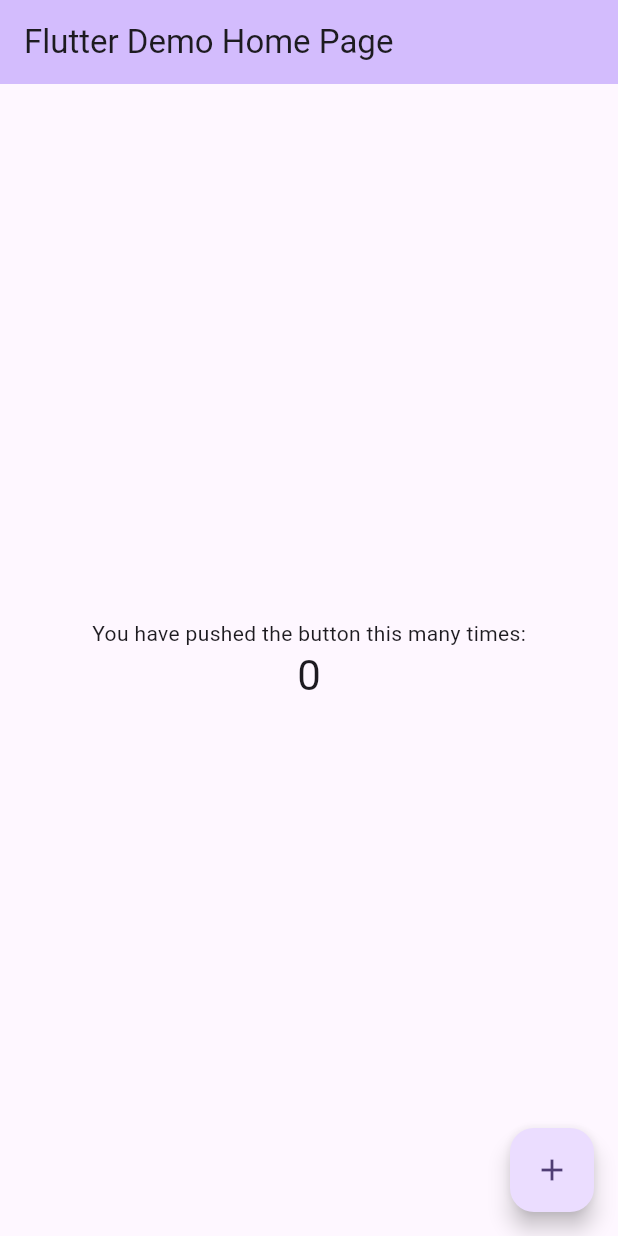
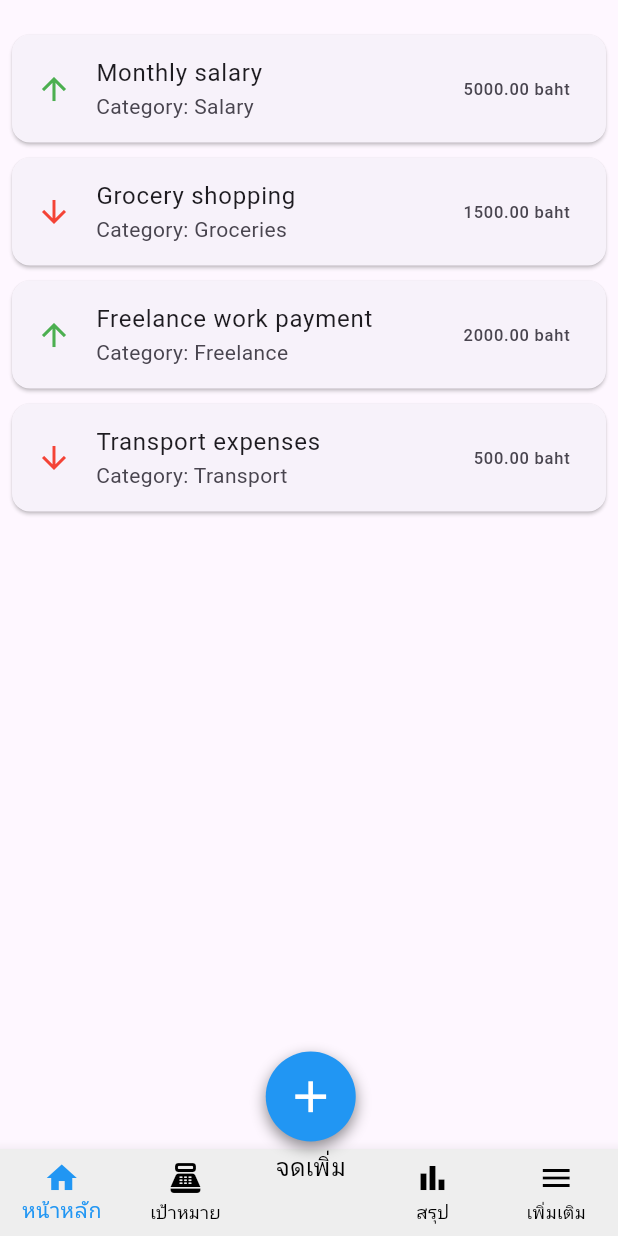
Before and after one commit to ItaJuDev/TrackIt, a Flutter app: the screen it shows after launch, on a phone screen of 412 x 824 dp. Run offline on Flutter 3.47's test engine with Material 3 defaults, Android fonts, the phone set to English and light mode, and no system bars; our stand-ins replace fl_chart.

Commit message:
Just a base of the HomePage and Sum

```diff
--- a/lib/main.dart
+++ b/lib/main.dart
@@ -1,125 +1,29 @@
 import 'package:flutter/material.dart';
+import 'package:trackit/screens/home_screen.dart';
+import 'package:trackit/screens/transaction_screen.dart'; // Add this screen later
+import 'package:trackit/screens/settings_screen.dart'; // Add this screen later
 
 void main() {
-  runApp(const MyApp());
+  runApp(MyApp());
 }
 
 class MyApp extends StatelessWidget {
-  const MyApp({super.key});
-
-  // This widget is the root of your application.
   @override
   Widget build(BuildContext context) {
     return MaterialApp(
-      title: 'Flutter Demo',
+      title: 'TrackIt',
+      debugShowCheckedModeBanner: false,
+      initialRoute: '/',
+      routes: {
+        '/': (context) => HomeScreen(),
+        '/transaction': (context) =>
+            TransactionScreen(), // Define this screen later
+        '/settings': (context) => SettingsScreen(), // Define this screen later
+      },
       theme: ThemeData(
-        // This is the theme of your application.
-        //
-        // TRY THIS: Try running your application with "flutter run". You'll see
-        // the application has a purple toolbar. Then, without quitting the app,
-        // try changing the seedColor in the colorScheme below to Colors.green
-        // and then invoke "hot reload" (save your changes or press the "hot
-        // reload" button in a Flutter-supported IDE, or press "r" if you used
-        // the command line to start the app).
-        //
-        // Notice that the counter didn't reset back to zero; the application
-        // state is not lost during the reload. To reset the state, use hot
-        // restart instead.
-        //
-        // This works for code too, not just values: Most code changes can be
-        // tested with just a hot reload.
-        colorScheme: ColorScheme.fromSeed(seedColor: Colors.deepPurple),
-        useMaterial3: true,
+        primarySwatch: Colors.blue,
+        visualDensity: VisualDensity.adaptivePlatformDensity,
       ),
-      home: const MyHomePage(title: 'Flutter Demo Home Page'),
     );
   }
 }
-
-class MyHomePage extends StatefulWidget {
-  const MyHomePage({super.key, required this.title});
-
-  // This widget is the home page of your application. It is stateful, meaning
-  // that it has a State object (defined below) that contains fields that affect
-  // how it looks.
-
-  // This class is the configuration for the state. It holds the values (in this
-  // case the title) provided by the parent (in this case the App widget) and
-  // used by the build method of the State. Fields in a Widget subclass are
-  // always marked "final".
-
-  final String title;
-
-  @override
-  State<MyHomePage> createState() => _MyHomePageState();
-}
-
-class _MyHomePageState extends State<MyHomePage> {
-  int _counter = 0;
-
-  void _incrementCounter() {
-    setState(() {
-      // This call to setState tells the Flutter framework that something has
-      // changed in this State, which causes it to rerun the build method below
-      // so that the display can reflect the updated values. If we changed
-      // _counter without calling setState(), then the build method would not be
-      // called again, and so nothing would appear to happen.
-      _counter++;
-    });
-  }
-
-  @override
-  Widget build(BuildContext context) {
-    // This method is rerun every time setState is called, for instance as done
-    // by the _incrementCounter method above.
-    //
-    // The Flutter framework has been optimized to make rerunning build methods
-    // fast, so that you can just rebuild anything that needs updating rather
-    // than having to individually change instances of widgets.
-    return Scaffold(
-      appBar: AppBar(
-        // TRY THIS: Try changing the color here to a specific color (to
-        // Colors.amber, perhaps?) and trigger a hot reload to see the AppBar
-        // change color while the other colors stay the same.
-        backgroundColor: Theme.of(context).colorScheme.inversePrimary,
-        // Here we take the value from the MyHomePage object that was created by
-        // the App.build method, and use it to set our appbar title.
-        title: Text(widget.title),
-      ),
-      body: Center(
-        // Center is a layout widget. It takes a single child and positions it
-        // in the middle of the parent.
-        child: Column(
-          // Column is also a layout widget. It takes a list of children and
-          // arranges them vertically. By default, it sizes itself to fit its
-          // children horizontally, and tries to be as tall as its parent.
-          //
-          // Column has various properties to control how it sizes itself and
-          // how it positions its children. Here we use mainAxisAlignment to
-          // center the children vertically; the main axis here is the vertical
-          // axis because Columns are vertical (the cross axis would be
-          // horizontal).
-          //
-          // TRY THIS: Invoke "debug painting" (choose the "Toggle Debug Paint"
-          // action in the IDE, or press "p" in the console), to see the
-          // wireframe for each widget.
-          mainAxisAlignment: MainAxisAlignment.center,
-          children: <Widget>[
-            const Text(
-              'You have pushed the button this many times:',
-            ),
-            Text(
-              '$_counter',
-              style: Theme.of(context).textTheme.headlineMedium,
-            ),
-          ],
-        ),
-      ),
-      floatingActionButton: FloatingActionButton(
-        onPressed: _incrementCounter,
-        tooltip: 'Increment',
-        child: const Icon(Icons.add),
-      ), // This trailing comma makes auto-formatting nicer for build methods.
-    );
-  }
-}
--- /dev/null
+++ b/lib/models/transaction.dart
@@ -0,0 +1,15 @@
+class Transaction {
+  final bool isIncome;
+  final String category;
+  final String details;
+  final double amount;
+  final DateTime date;
+
+  Transaction({
+    required this.amount,
+    required this.category,
+    required this.details,
+    required this.date,
+    required this.isIncome,
+  });
+}
--- /dev/null
+++ b/lib/screens/home_screen.dart
@@ -0,0 +1,42 @@
+import 'package:flutter/material.dart';
+import 'package:trackit/screens/transaction_screen.dart';
+import 'package:trackit/screens/budget_screen.dart';
+import 'package:trackit/screens/summary_screen.dart';
+import 'package:trackit/screens/settings_screen.dart';
+import 'package:trackit/widgets/bottom_nav_bar.dart'; // Import the BottomNavBar widget
+
+class HomeScreen extends StatefulWidget {
+  @override
+  _HomeScreenState createState() => _HomeScreenState();
+}
+
+class _HomeScreenState extends State<HomeScreen> {
+  int _selectedIndex = 0;
+
+  // List of screens to navigate to based on the selected index
+  final List<Widget> _screens = [
+    TransactionScreen(), // Summary screen
+    BudgetScreen(), // Transaction screen
+    SummaryScreen(), // Budget screen
+    SettingsScreen(), // Settings screen
+  ];
+
+  // Navigation function for bottom navigation bar
+  void _onItemTapped(int index) {
+    setState(() {
+      _selectedIndex = index;
+    });
+  }
+
+  @override
+  Widget build(BuildContext context) {
+    return Scaffold(
+      body: _screens[_selectedIndex], // Display the selected screen
+      bottomNavigationBar: BottomNavBar(
+        // Use the BottomNavBar widget
+        currentIndex: _selectedIndex,
+        onTap: _onItemTapped,
+      ),
+    );
+  }
+}
--- /dev/null
+++ b/lib/screens/transaction_screen.dart
@@ -0,0 +1,79 @@
+import 'package:flutter/material.dart';
+import 'package:trackit/models/transaction.dart';
+
+class TransactionScreen extends StatefulWidget {
+  @override
+  _TransactionScreenState createState() => _TransactionScreenState();
+}
+
+class _TransactionScreenState extends State<TransactionScreen> {
+  // Mock data for transactions
+  final List<Transaction> transactions = [
+    Transaction(
+      isIncome: true,
+      category: 'Salary',
+      date: DateTime.now(),
+      amount: 5000.0,
+      details: 'Monthly salary',
+    ),
+    Transaction(
+      isIncome: false,
+      category: 'Groceries',
+      date: DateTime.now().subtract(Duration(days: 5)),
+      amount: 1500.0,
+      details: 'Grocery shopping',
+    ),
+    Transaction(
+      isIncome: true,
+      category: 'Freelance',
+      date: DateTime.now().subtract(Duration(days: 10)),
+      amount: 2000.0,
+      details: 'Freelance work payment',
+    ),
+    Transaction(
+      isIncome: false,
+      category: 'Transport',
+      date: DateTime.now().subtract(Duration(days: 2)),
+      amount: 500.0,
+      details: 'Transport expenses',
+    ),
+  ];
+
+  @override
+  Widget build(BuildContext context) {
+    return Scaffold(
+      body: Padding(
+        padding: const EdgeInsets.all(8.0),
+        child: Column(
+          children: [
+            SizedBox(height: 10),
+            // List of transactions
+            Expanded(
+              child: ListView.builder(
+                itemCount: transactions.length,
+                itemBuilder: (context, index) {
+                  final transaction = transactions[index];
+                  return Card(
+                    margin: EdgeInsets.symmetric(vertical: 5),
+                    child: ListTile(
+                      leading: Icon(
+                        transaction.isIncome
+                            ? Icons.arrow_upward
+                            : Icons.arrow_downward,
+                        color: transaction.isIncome ? Colors.green : Colors.red,
+                      ),
+                      title: Text(transaction.details), // Showing details
+                      subtitle: Text('Category: ${transaction.category}'),
+                      trailing:
+                          Text('${transaction.amount.toStringAsFixed(2)} baht'),
+                    ),
+                  );
+                },
+              ),
+            ),
+          ],
+        ),
+      ),
+    );
+  }
+}
--- /dev/null
+++ b/lib/widgets/bottom_nav_bar.dart
@@ -0,0 +1,99 @@
+import 'package:flutter/material.dart';
+
+class BottomNavBar extends StatelessWidget {
+  final int currentIndex;
+  final Function(int) onTap;
+
+  BottomNavBar({required this.currentIndex, required this.onTap});
+
+  @override
+  Widget build(BuildContext context) {
+    return Stack(
+      clipBehavior: Clip.none, // Allow the elevated button to overflow
+      children: [
+        BottomNavigationBar(
+          currentIndex: currentIndex,
+          backgroundColor: Colors.grey[200],
+          selectedItemColor: Colors.blue,
+          unselectedItemColor: Colors.black,
+          onTap: (index) {
+            // Ignore taps for the middle item (index 2)
+            if (index != 2) {
+              if (index > 2) {
+                index--;
+              }
+              onTap(index);
+            }
+          },
+          showUnselectedLabels: true,
+          type: BottomNavigationBarType.fixed,
+          items: [
+            BottomNavigationBarItem(
+              icon: Icon(Icons.home),
+              label: 'หน้าหลัก',
+            ),
+            BottomNavigationBarItem(
+              icon: Icon(Icons.point_of_sale_rounded),
+              label: 'เป้าหมาย',
+            ),
+            BottomNavigationBarItem(
+              icon: SizedBox.shrink(), // Empty space for the center item
+              label: '',
+            ),
+            BottomNavigationBarItem(
+              icon: Icon(Icons.bar_chart),
+              label: 'สรุป',
+            ),
+            BottomNavigationBarItem(
+              icon: Icon(Icons.menu),
+              label: 'เพิ่มเติม',
+            ),
+          ],
+        ),
+        Positioned(
+          bottom: 35, // Raise the center item above the nav bar
+          left: MediaQuery.of(context).size.width * 0.43, // Center horizontally
+          child: GestureDetector(
+            onTap: () {
+              // Action for the center item (e.g., create a new transaction)
+            },
+            child: Column(
+              mainAxisSize: MainAxisSize.min,
+              children: [
+                Container(
+                  height: 60, // Icon size container
+                  width: 60, // Icon size container
+                  decoration: BoxDecoration(
+                    color: Colors.blue, // Background color of the center button
+                    shape: BoxShape.circle,
+                    boxShadow: [
+                      BoxShadow(
+                        color: Colors.black45,
+                        blurRadius: 8.0,
+                        offset:
+                            Offset(0, 4), // Vertical shadow for raised effect
+                      ),
+                    ],
+                  ),
+                  child: Icon(
+                    Icons.add,
+                    color: Colors.white,
+                    size: 35, // Larger icon size
+                  ),
+                ),
+                SizedBox(height: 5), // Space between icon and text
+                Text(
+                  'จดเพิ่ม', // Text label below the icon
+                  style: TextStyle(
+                    color: Colors.black,
+                    fontSize: 16, // Adjust the font size as needed
+                  ),
+                ),
+              ],
+            ),
+          ),
+        ),
+      ],
+    );
+  }
+}
--- a/pubspec.yaml
+++ b/pubspec.yaml
@@ -30,6 +30,8 @@ environment:
 dependencies:
   flutter:
     sdk: flutter
+  fl_chart: ^0.64.0  # Check for the latest version
+
 
   # The following adds the Cupertino Icons font to your application.
   # Use with the CupertinoIcons class for iOS style icons.
@@ -51,7 +53,8 @@ dev_dependencies:
 
 # The following section is specific to Flutter packages.
 flutter:
-
+  assets:
+        - images/
   # The following line ensures that the Material Icons font is
   # included with your application, so that you can use the icons in
   # the material Icons class.
```
Also changed, not shown: lib/screens/budget_screen.dart (added, +10 -0 lines), lib/screens/settings_screen.dart (added, +10 -0 lines), lib/screens/summary_screen.dart (added, +64 -0 lines), lib/widgets/expense_income_summary.dart (added, +41 -0 lines), lib/widgets/transaction_card.dart (added, +24 -0 lines), lib/models/budget.dart (added), lib/models/category.dart (added), lib/models/reminder.dart (added), lib/widgets/budget_widget.dart (added), lib/widgets/category_selector.dart (added), lib/widgets/reminder_widget.dart (added), pubspec.lock, 2 other files.
